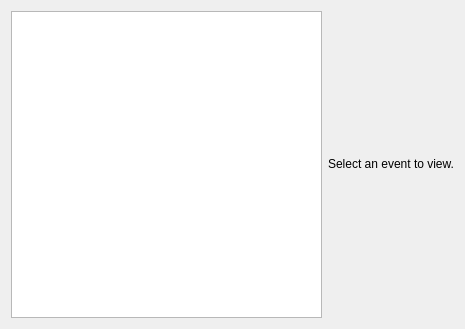
Qt form src/app/ui/EventsTab.ui (caden-maxwell/nhtsa-scrape) before a commit.
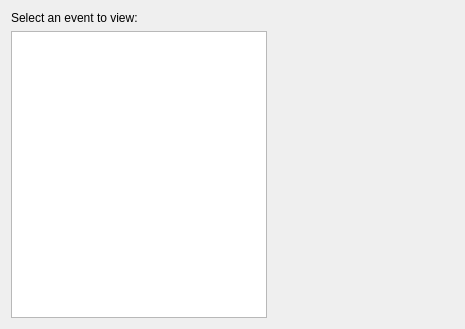
The same form after that commit.

Commit message: Basic event window

Patch:
```diff
--- a/src/app/ui/EventsTab.ui
+++ b/src/app/ui/EventsTab.ui
@@ -13,8 +13,31 @@
   <property name="windowTitle">
    <string>Events</string>
   </property>
-  <layout class="QHBoxLayout" name="horizontalLayout">
-   <item>
+  <layout class="QGridLayout" name="gridLayout" columnstretch="0,1">
+   <item row="1" column="1">
+    <layout class="QGridLayout" name="eventLayout"/>
+   </item>
+   <item row="0" column="0">
+    <widget class="QLabel" name="promptLabel">
+     <property name="text">
+      <string>Select an event to view:</string>
+     </property>
+    </widget>
+   </item>
+   <item row="2" column="1">
+    <spacer name="verticalSpacer">
+     <property name="orientation">
+      <enum>Qt::Vertical</enum>
+     </property>
+     <property name="sizeHint" stdset="0">
+      <size>
+       <width>20</width>
+       <height>40</height>
+      </size>
+     </property>
+    </spacer>
+   </item>
+   <item row="1" column="0" rowspan="2">
     <widget class="QListView" name="eventsList">
      <property name="minimumSize">
       <size>
@@ -24,17 +47,6 @@
      </property>
     </widget>
    </item>
-   <item>
-    <layout class="QGridLayout" name="eventLayout">
-     <item row="0" column="0" alignment="Qt::AlignHCenter|Qt::AlignVCenter">
-      <widget class="QLabel" name="label">
-       <property name="text">
-        <string>Select an event to view.</string>
-       </property>
-      </widget>
-     </item>
-    </layout>
-   </item>
   </layout>
  </widget>
  <resources/>
```
The commit also changes 3 other files.
